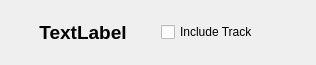
Kitware/ParaView, file Qt/Components/Resources/UI/pqCinemaTrack.ui: the form before one commit.
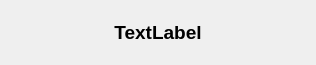
The form after the commit.

Commit message:
remove from code and GUI made obsolete by the change
now that we removed the auto choose values to explore state
we no longer need the explore/not explore toggles
now if you don't enter values, the parameter won't vary
if you do, it will, by exactly those values

The edit to the form file:
```diff
--- a/Qt/Components/Resources/UI/pqCinemaTrack.ui
+++ b/Qt/Components/Resources/UI/pqCinemaTrack.ui
@@ -48,13 +48,6 @@
        </property>
       </widget>
      </item>
-     <item>
-      <widget class="QCheckBox" name="chbIncludeTrack">
-       <property name="text">
-        <string>Include Track</string>
-       </property>
-      </widget>
-     </item>
     </layout>
    </item>
   </layout>
```
Left out of the diff: 2 changed lines with no effect on the pictures. The commit also changes 5 other files.
